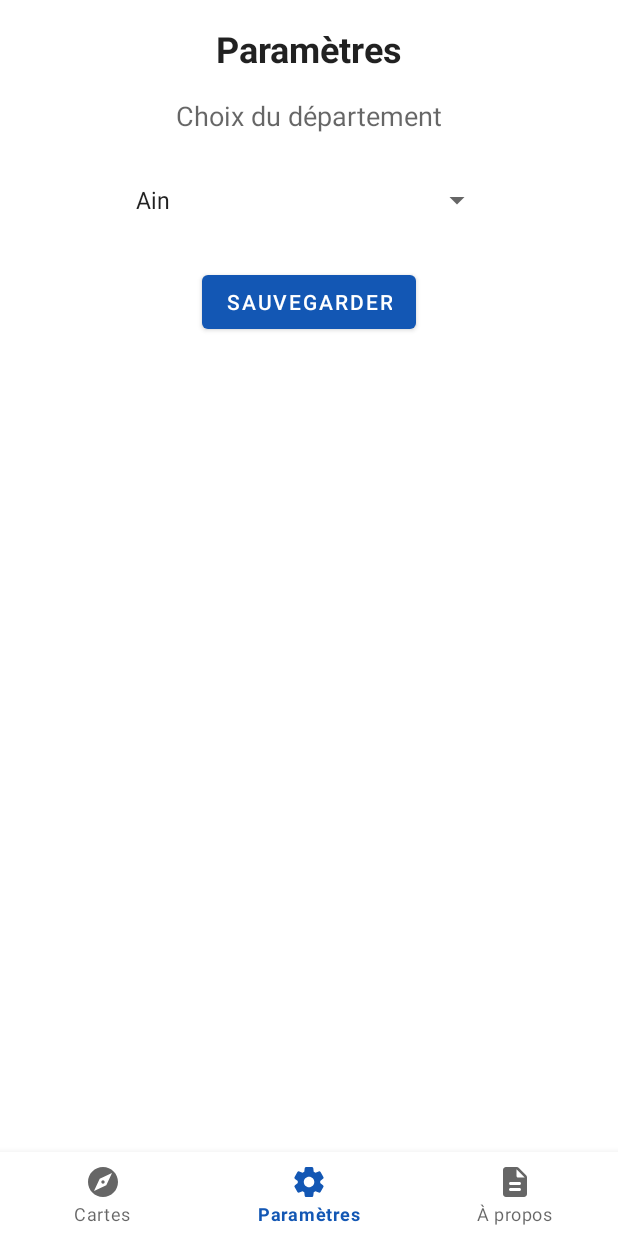
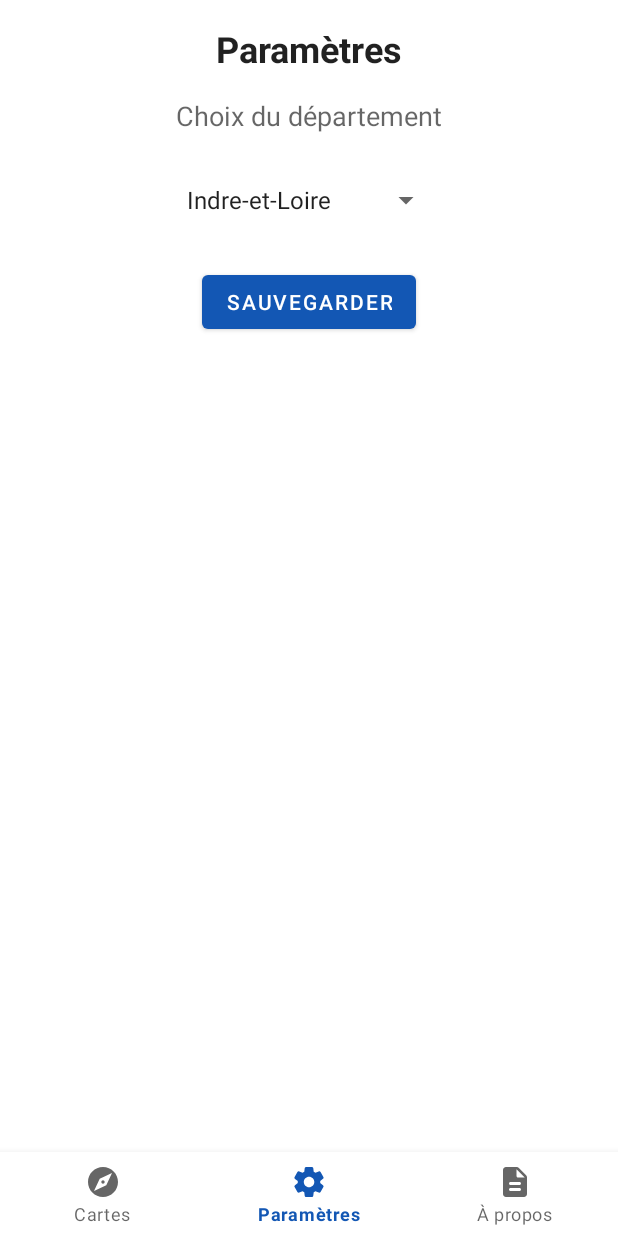
Before and after one commit to clemsciences/meteo-covid-android, an Android app: the screen it shows after launch (MainActivity), item 2 of the bottom bar chosen, on a phone screen of 412 x 824 dp. Run offline under Robolectric (Android 15) with nearby library versions, the phone set to English and light mode, and no system bars.

Commit message:
Added alert dialog to set department at first use

```diff
--- a/app/src/main/java/fr/clementbesnier/meteo_covid_android/activities/MainActivity.kt
+++ b/app/src/main/java/fr/clementbesnier/meteo_covid_android/activities/MainActivity.kt
@@ -1,12 +1,18 @@
 package fr.clementbesnier.meteo_covid_android.activities
 
+import android.content.Context
+import android.content.DialogInterface
+import android.content.SharedPreferences
 import androidx.appcompat.app.AppCompatActivity
 import android.os.Bundle
 import android.view.MenuItem
+import androidx.appcompat.app.AlertDialog
 import androidx.fragment.app.Fragment
 import com.google.android.material.bottomnavigation.BottomNavigationView
 import com.google.firebase.messaging.FirebaseMessaging
 import fr.clementbesnier.meteo_covid_android.R
+import fr.clementbesnier.meteo_covid_android.constants.DEPARTEMENT_CHOSEN
+import fr.clementbesnier.meteo_covid_android.constants.USER_SETTINGS
 import fr.clementbesnier.meteo_covid_android.fragments.AboutFragment
 import fr.clementbesnier.meteo_covid_android.fragments.SettingsFragment
 import fr.clementbesnier.meteo_covid_android.fragments.WebsiteFragment
@@ -18,6 +24,9 @@ class MainActivity : AppCompatActivity(),
     private val settingsFragment = SettingsFragment.newInstance()
     private val aboutFragment = AboutFragment.newInstance()
     private var selectedFragment: Fragment = websiteFragment
+    private var alreadyUsed = false
+    private var dialog: AlertDialog? = null
+    private lateinit var preferences: SharedPreferences
 
     override fun onCreate(savedInstanceState: Bundle?) {
         super.onCreate(savedInstanceState)
@@ -32,7 +41,29 @@ class MainActivity : AppCompatActivity(),
             .add(R.id.mainLayout, aboutFragment).hide(aboutFragment)
             .commit()
 
-
+        preferences = getSharedPreferences(USER_SETTINGS, Context.MODE_PRIVATE)
+        alreadyUsed = preferences.getBoolean(DEPARTEMENT_CHOSEN, false)
+        if(!alreadyUsed) {
+            val builder = AlertDialog.Builder(this)
+            builder.setMessage(R.string.configure_department_first_use)
+                    .setTitle(getString(R.string.department))
+                    .setPositiveButton(getString(R.string.let_s_go), DialogInterface.OnClickListener{ dialog, id ->
+                        with(preferences.edit()) {
+                            putBoolean(DEPARTEMENT_CHOSEN, true)
+                            apply()
+                        }
+                        dialog.dismiss()
+                        goToView(R.id.page_2)
+                    })
+                    .setNegativeButton(getString(R.string.later), DialogInterface.OnClickListener {
+                        dialog, id -> dialog.dismiss()
+                        with(preferences.edit()) {
+                            putBoolean(DEPARTEMENT_CHOSEN, true)
+                            apply()
+                        }
+                    })
+            dialog = builder.create()
+        }
     }
 
     override fun onStart() {
@@ -41,6 +72,16 @@ class MainActivity : AppCompatActivity(),
         val bottomNavigation = findViewById<BottomNavigationView>(R.id.bottomNavigation)
         bottomNavigation.setOnNavigationItemSelectedListener(this)
 //        bottomNavigation.selectedItemId = selectedFragmentId
+    }
+
+    override fun onResume() {
+        super.onResume()
+
+        dialog?.run {
+            if(!isShowing && !preferences.getBoolean(DEPARTEMENT_CHOSEN, false)) {
+                show()
+            }
+        }
     }
 
     override fun onNavigationItemSelected(item: MenuItem): Boolean {
--- a/app/src/main/java/fr/clementbesnier/meteo_covid_android/constants/Constants.kt
+++ b/app/src/main/java/fr/clementbesnier/meteo_covid_android/constants/Constants.kt
@@ -7,6 +7,8 @@ const val MAIN_URL = "www.meteo-covid.com"
 // region settings
 const val USER_SETTINGS = "USER_SETTINGS"
 const val DEPARTEMENT_ID_SETTINGS = "DEPARTEMENT_ID_SETTINGS"
+const val DEPARTEMENT_CHOSEN = "DEPARTEMENT_CHOSEN"
+const val DEFAULT_DEPARTEMENT = 37 // Indre-et-Loire
 // endregion
 class Constants {
 
--- a/app/src/main/java/fr/clementbesnier/meteo_covid_android/fragments/SettingsFragment.kt
+++ b/app/src/main/java/fr/clementbesnier/meteo_covid_android/fragments/SettingsFragment.kt
@@ -1,7 +1,6 @@
 package fr.clementbesnier.meteo_covid_android.fragments
 
 import android.content.Context
-import android.content.SharedPreferences
 import android.os.Bundle
 import androidx.fragment.app.Fragment
 import android.view.LayoutInflater
@@ -9,6 +8,7 @@ import android.view.View
 import android.view.ViewGroup
 import android.widget.*
 import fr.clementbesnier.meteo_covid_android.R
+import fr.clementbesnier.meteo_covid_android.constants.DEFAULT_DEPARTEMENT
 import fr.clementbesnier.meteo_covid_android.constants.DEPARTEMENT_ID_SETTINGS
 import fr.clementbesnier.meteo_covid_android.constants.USER_SETTINGS
 
@@ -77,7 +77,7 @@ class SettingsFragment : Fragment(), AdapterView.OnItemSelectedListener {
 
         activity?.let {
             it.getSharedPreferences(USER_SETTINGS, Context.MODE_PRIVATE).apply {
-            selectedDepartementId = this.getInt(DEPARTEMENT_ID_SETTINGS, 0)
+            selectedDepartementId = this.getInt(DEPARTEMENT_ID_SETTINGS, DEFAULT_DEPARTEMENT)
             resources.getStringArray(R.array.departements_id)[selectedDepartementId]
             spinner.setSelection(selectedDepartementId)
         }
--- a/app/src/main/java/fr/clementbesnier/meteo_covid_android/fragments/WebsiteFragment.kt
+++ b/app/src/main/java/fr/clementbesnier/meteo_covid_android/fragments/WebsiteFragment.kt
@@ -14,6 +14,7 @@ import android.webkit.WebViewClient
 import android.widget.Button
 import androidx.core.content.ContextCompat
 import fr.clementbesnier.meteo_covid_android.R
+import fr.clementbesnier.meteo_covid_android.constants.DEFAULT_DEPARTEMENT
 import fr.clementbesnier.meteo_covid_android.constants.DEPARTEMENT_ID_SETTINGS
 import fr.clementbesnier.meteo_covid_android.constants.MAIN_URL
 import fr.clementbesnier.meteo_covid_android.constants.USER_SETTINGS
@@ -27,8 +28,6 @@ import fr.clementbesnier.meteo_covid_android.constants.USER_SETTINGS
 class WebsiteFragment : Fragment() {
 
     lateinit var meteoCovidWebView: WebView
-
-
 
     @SuppressLint("SetJavaScriptEnabled")
     override fun onCreateView(
@@ -88,7 +87,7 @@ class WebsiteFragment : Fragment() {
     private fun retrieveSelectedDepartment(): String {
         activity?.let {
             val preferences = it.getSharedPreferences(USER_SETTINGS, Context.MODE_PRIVATE)
-            val selectedDepartementId = preferences.getInt(DEPARTEMENT_ID_SETTINGS, 37) // default department is Indre-et-Loire
+            val selectedDepartementId = preferences.getInt(DEPARTEMENT_ID_SETTINGS, DEFAULT_DEPARTEMENT) // default department is Indre-et-Loire
             println("id du département $selectedDepartementId")
             return resources.getStringArray(R.array.departements_id)[selectedDepartementId]
         }
--- a/app/src/main/res/values-round/strings.xml
+++ b/app/src/main/res/values-round/strings.xml
@@ -1,3 +1,2 @@
 <resources>
-    <string name="hello_world">Hello Round World!</string>
 </resources>
--- a/app/src/main/res/values/strings.xml
+++ b/app/src/main/res/values/strings.xml
@@ -238,9 +238,11 @@
     <string name="previous">Précédent</string>
     <string name="view_maps">Cartes</string>
     <string name="view_settings">Paramètres</string>
-    <!-- TODO: Remove or change this placeholder text -->
-    <string name="hello_blank_fragment">Hello blank fragment</string>
     <string name="mainActivity">La vue principale</string>
+    <string name="configure_department_first_use">Vous pouvez configurer directement votre département pour y avoir un accès direct.</string>
+    <string name="department">Département</string>
+    <string name="let_s_go">On y va</string>
+    <string name="later">Plus tard</string>
 
 
 </resources>
```
